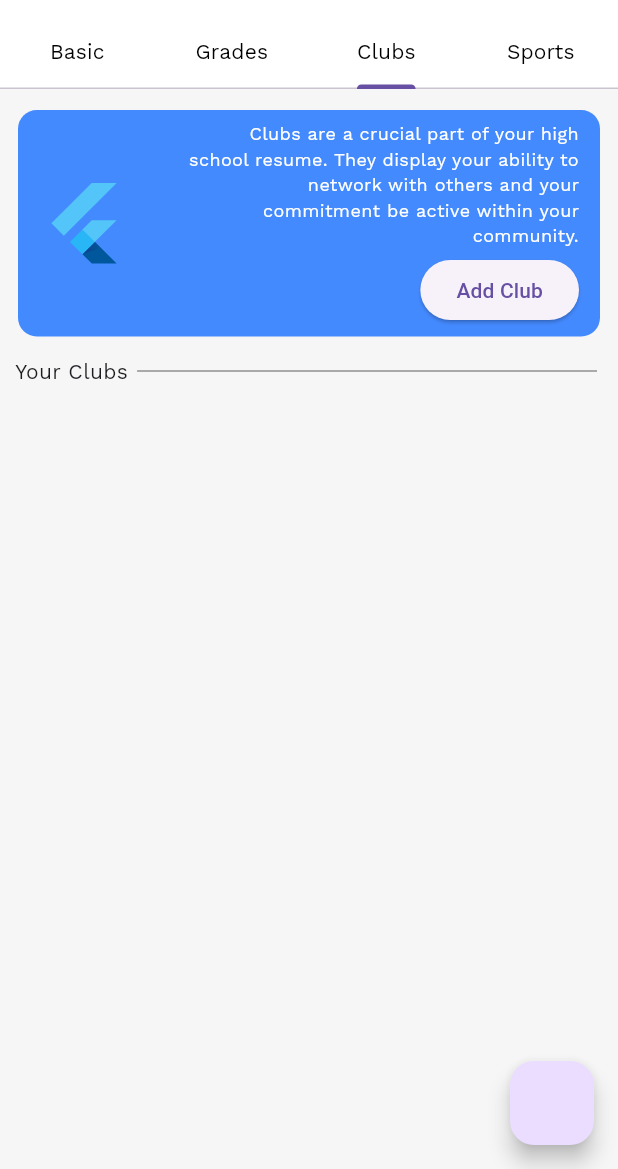
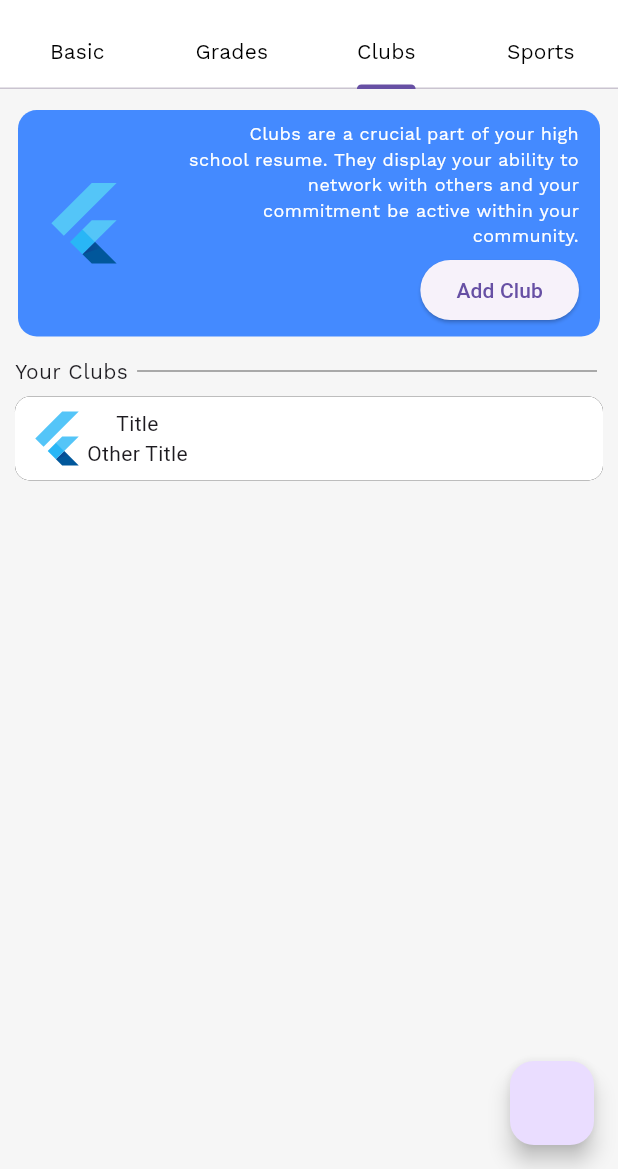
Before and after one commit to ZacharySweet/profolio-app, a Flutter app: the screen it shows after launch, tab 3 chosen, on a phone screen of 412 x 824 dp, the part 67-1236 px from its top. Run offline on Flutter 3.47's test engine with Material 3 defaults, Android fonts, the phone set to English and light mode, and no system bars.

Commit message:
started working on the main widget

```diff
--- a/lib/widgets/general_widgets/divider_and_text.dart
+++ b/lib/widgets/general_widgets/divider_and_text.dart
@@ -7,7 +7,9 @@ class DividerAndText extends StatelessWidget {
 
   @override
   Widget build(BuildContext context) {
-    return Row(
+    return Padding(
+      padding: const EdgeInsets.fromLTRB(0, 0, 0, 10),
+      child: Row(
         children: [
           Text(
             dividerText,
@@ -24,6 +26,7 @@ class DividerAndText extends StatelessWidget {
             ),
           ),
         ],
+      ),
     );
   }
 }
--- /dev/null
+++ b/lib/widgets/general_widgets/list_widget.dart
@@ -0,0 +1,13 @@
+import 'package:flutter/material.dart';
+
+class ListWidget extends StatelessWidget {
+  const ListWidget({super.key});
+
+  @override
+  Widget build(BuildContext context) {
+    return Container(decoration: const BoxDecoration(color: Color.fromARGB(255, 255, 255, 255), borderRadius: BorderRadius.all(Radius.circular(10)), boxShadow: [BoxShadow(color: Colors.black)]), child: const Padding(
+      padding: EdgeInsets.all(8.0),
+      child: Row(children: [FlutterLogo(size: 40), Column(children: [Text("Title"), Text("Other Title")])],),
+    ));
+  }
+}
--- a/lib/widgets/home_screen_pages/clubs.dart
+++ b/lib/widgets/home_screen_pages/clubs.dart
@@ -1,6 +1,7 @@
 import 'package:flutter/material.dart';
 import 'package:profolio/widgets/general_widgets/divider_and_text.dart';
 import 'package:profolio/widgets/general_widgets/infographic_widget.dart';
+import 'package:profolio/widgets/general_widgets/list_widget.dart';
 
 class ClubPage extends StatefulWidget {
   const ClubPage({super.key});
@@ -28,7 +29,8 @@ class _ClubPageState extends State<ClubPage> {
                 ),
               ),
               // List of all the clubs the user is in
-              DividerAndText(dividerText: "Your Clubs")
+              DividerAndText(dividerText: "Your Clubs"),
+              ListWidget()
             ],
           ),
         ));
```
Lines whose indentation alone changed are shown as unchanged.
